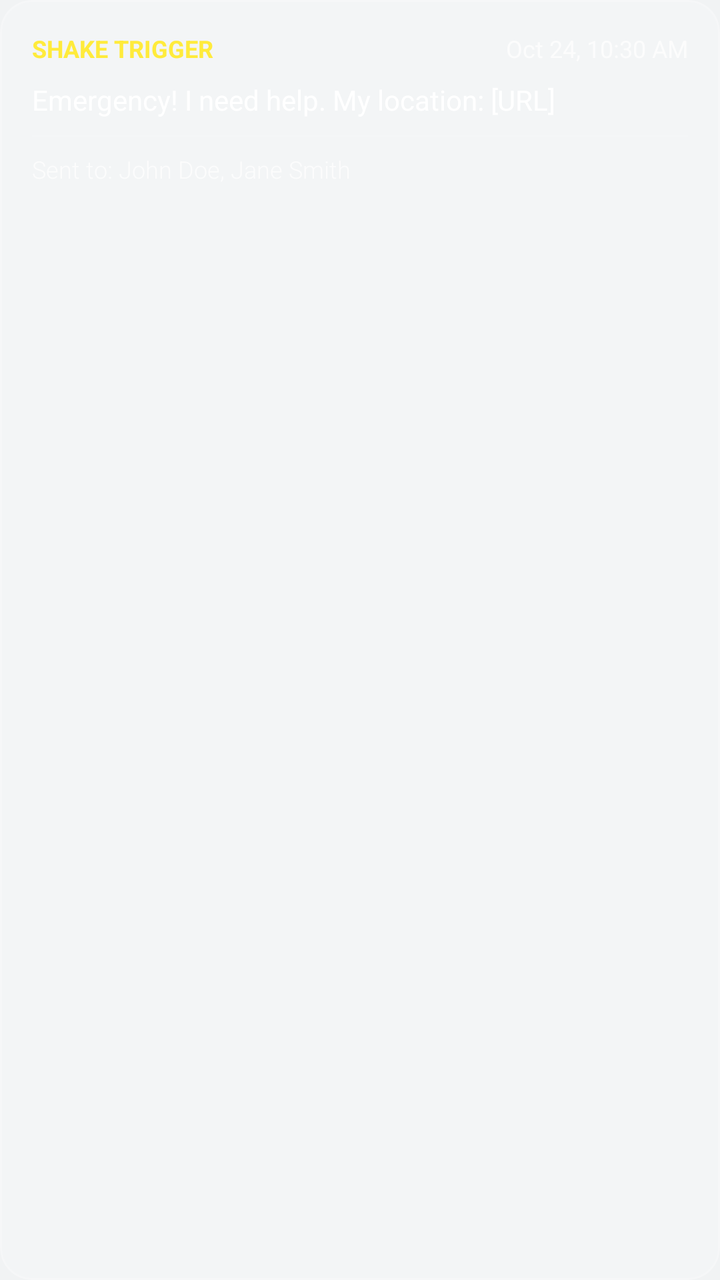
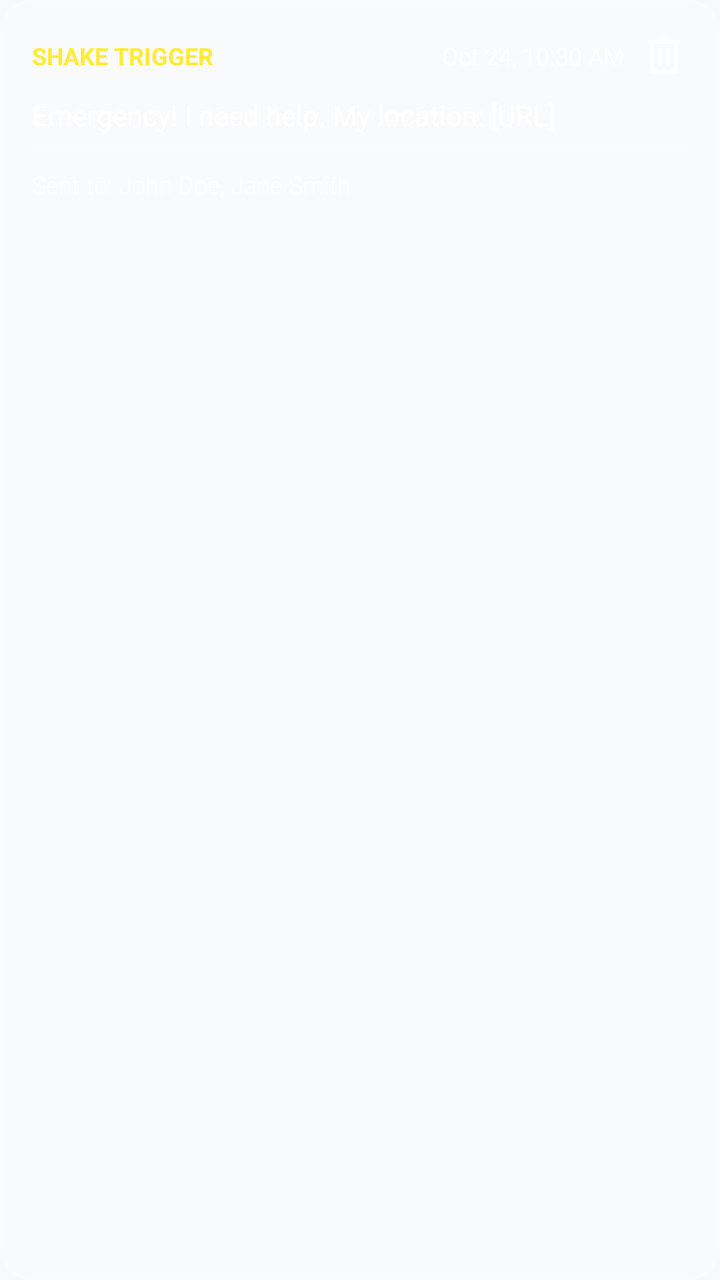

Two renders of the same Android screen: before a commit and after it. Below are the layout's source before the change and the commit's diff.
<!-- AndroidManifest.xml: application theme Theme.BeaconSOS -->
<!-- res/layout/item_sos_history.xml -->
<?xml version="1.0" encoding="utf-8"?>
<com.google.android.material.card.MaterialCardView xmlns:android="http://schemas.android.com/apk/res/android"
    xmlns:app="http://schemas.android.com/apk/res-auto"
    android:layout_width="match_parent"
    android:layout_height="wrap_content"
    android:layout_marginBottom="12dp"
    app:cardCornerRadius="16dp"
    app:cardElevation="0dp"
    app:cardBackgroundColor="#26FFFFFF"
    app:strokeColor="#33FFFFFF"
    app:strokeWidth="1dp">

    <LinearLayout
        android:layout_width="match_parent"
        android:layout_height="wrap_content"
        android:orientation="vertical"
        android:padding="16dp">

        <RelativeLayout
            android:layout_width="match_parent"
            android:layout_height="wrap_content"
            android:layout_marginBottom="8dp">

            <TextView
                android:id="@+id/tvHistoryType"
                android:layout_width="wrap_content"
                android:layout_height="wrap_content"
                android:text="SHAKE TRIGGER"
                android:textColor="#FFEB3B"
                android:textSize="12sp"
                android:textStyle="bold" />

            <TextView
                android:id="@+id/tvHistoryTime"
                android:layout_width="wrap_content"
                android:layout_height="wrap_content"
                android:layout_alignParentEnd="true"
                android:text="Oct 24, 10:30 AM"
                android:textColor="#B3FFFFFF"
                android:textSize="12sp" />
        </RelativeLayout>

        <TextView
            android:id="@+id/tvHistoryMessage"
            android:layout_width="match_parent"
            android:layout_height="wrap_content"
            android:text="Emergency! I need help. My location: [URL]"
            android:textColor="@color/white"
            android:textSize="14sp"
            android:layout_marginBottom="8dp" />

        <View
            android:layout_width="match_parent"
            android:layout_height="1dp"
            android:background="#1AFFFFFF"
            android:layout_marginBottom="8dp" />

        <TextView
            android:id="@+id/tvHistoryContacts"
            android:layout_width="match_parent"
            android:layout_height="wrap_content"
            android:text="Sent to: John Doe, Jane Smith"
            android:textColor="#B3FFFFFF"
            android:textSize="12sp"
            android:fontFamily="sans-serif-light" />

    </LinearLayout>
</com.google.android.material.card.MaterialCardView>
<!-- resources referenced by this layout -->
<resources>
  <color name="white">#FFFFFF</color>
  <style name="Theme.BeaconSOS" parent="Theme.MaterialComponents.Light.NoActionBar">
          
          <item name="colorPrimary">@color/primary_blue</item>
          <item name="colorPrimaryVariant">@color/primary_dark_blue</item>
          <item name="colorOnPrimary">@color/white</item>
  
          
          <item name="colorSecondary">@color/accent_blue</item>
          <item name="colorOnSecondary">@color/white</item>
  
          
          <item name="android:statusBarColor">?attr/colorPrimaryVariant</item>
  
          
          <item name="android:windowBackground">@color/background_color</item>
          <item name="colorSurface">@color/surface_color</item>
          <item name="colorOnSurface">@color/text_primary</item>
  
          
          <item name="android:textColorPrimary">@color/text_primary</item>
          <item name="android:textColorSecondary">@color/text_secondary</item>
          <item name="android:textColorHint">@color/text_hint</item>
  
          
          <item name="dividerHorizontal">@color/divider_color</item>
  
          
          <item name="windowActionBar">false</item>
          <item name="windowNoTitle">true</item>
  
          
          <item name="android:popupMenuStyle">@style/GlassyPopupMenu</item>
          <item name="popupMenuStyle">@style/GlassyPopupMenu</item>
      </style>
  <color name="primary_blue">#1A73E8</color>
  <color name="primary_dark_blue">#0D47A1</color>
  <color name="accent_blue">#4285F4</color>
  <color name="background_color">#F1F3F4</color>
  <color name="surface_color">#FFFFFF</color>
  <color name="text_primary">#202124</color>
  <color name="text_secondary">#5F6368</color>
  <color name="text_hint">#70757A</color>
  <color name="divider_color">#DADCE0</color>
  <style name="GlassyPopupMenu" parent="Widget.AppCompat.PopupMenu">
          <item name="android:popupBackground">@drawable/glassy_menu_bg</item>
      </style>
  <!-- drawable glassy_menu_bg (drawable) -->
  <?xml version="1.0" encoding="utf-8"?>
  <shape xmlns:android="http://schemas.android.com/apk/res/android">
      <solid android:color="#CCFFFFFF" /> 
      <corners android:radius="16dp" />
      <stroke android:width="1dp" android:color="#40FFFFFF" />
  </shape>
</resources>

<!-- the commit's change to res/layout/item_sos_history.xml (unified diff, before → after) -->
@@ -28,16 +28,35 @@
                 android:text="SHAKE TRIGGER"
                 android:textColor="#FFEB3B"
                 android:textSize="12sp"
-                android:textStyle="bold" />
+                android:textStyle="bold"
+                android:layout_centerVertical="true" />
 
-            <TextView
-                android:id="@+id/tvHistoryTime"
+            <LinearLayout
                 android:layout_width="wrap_content"
                 android:layout_height="wrap_content"
+                android:orientation="horizontal"
                 android:layout_alignParentEnd="true"
-                android:text="Oct 24, 10:30 AM"
-                android:textColor="#B3FFFFFF"
-                android:textSize="12sp" />
+                android:gravity="center_vertical">
+
+                <TextView
+                    android:id="@+id/tvHistoryTime"
+                    android:layout_width="wrap_content"
+                    android:layout_height="wrap_content"
+                    android:text="Oct 24, 10:30 AM"
+                    android:textColor="#B3FFFFFF"
+                    android:textSize="12sp"
+                    android:layout_marginEnd="8dp" />
+
+                <ImageButton
+                    android:id="@+id/btnDeleteHistory"
+                    android:layout_width="24dp"
+                    android:layout_height="24dp"
+                    android:src="@drawable/ic_delete"
+                    android:background="?attr/selectableItemBackgroundBorderless"
+                    app:tint="#B3FFFFFF"
+                    android:padding="4dp"
+                    android:contentDescription="Delete" />
+            </LinearLayout>
         </RelativeLayout>
 
         <TextView
@@ -47,6 +66,9 @@
             android:text="Emergency! I need help. My location: [URL]"
             android:textColor="@color/white"
             android:textSize="14sp"
+            android:autoLink="web"
+            android:linksClickable="true"
+            android:textColorLink="#2196F3"
             android:layout_marginBottom="8dp" />
 
         <View
<!-- resource entries referenced after the edit -->
@@ -1,49 +1,82 @@
 <!-- resources referenced by this layout -->
 <resources>
   <color name="white">#FFFFFF</color>
-  <style name="Theme.BeaconSOS" parent="Theme.MaterialComponents.Light.NoActionBar">
+  <!-- drawable ic_delete (drawable) -->
+  <vector xmlns:android="http://schemas.android.com/apk/res/android"
+      android:width="24dp"
+      android:height="24dp"
+      android:viewportWidth="960"
+      android:viewportHeight="960">
+      <group android:translateY="960">
+          <path
+              android:fillColor="@android:color/white"
+              android:pathData="M280,-120q-33,0 -56.5,-23.5T200,-200v-520h-40v-80h200v-40h240v40h200v80h-40v520q0,33 -23.5,56.5T680,-120H280Zm400,-600H280v520h400v-520ZM360,-280h80v-360h-80v360Zm160,0h80v-360h-80v360ZM280,-720v520-520Z"/>
+      </group>
+  </vector>
+  <style name="Theme.BeaconSOS" parent="Theme.Material3.DayNight.NoActionBar">
           
-          <item name="colorPrimary">@color/primary_blue</item>
-          <item name="colorPrimaryVariant">@color/primary_dark_blue</item>
-          <item name="colorOnPrimary">@color/white</item>
+          <item name="colorPrimary">@color/color_primary</item>
+          <item name="colorOnPrimary">@color/color_on_primary</item>
+          <item name="colorPrimaryContainer">@color/sky_blue</item>
+          <item name="colorOnPrimaryContainer">@color/color_primary_variant</item>
   
           
-          <item name="colorSecondary">@color/accent_blue</item>
+          <item name="colorSecondary">@color/color_secondary</item>
           <item name="colorOnSecondary">@color/white</item>
   
           
-          <item name="android:statusBarColor">?attr/colorPrimaryVariant</item>
+          <item name="android:statusBarColor">@color/color_primary_variant</item>
   
           
-          <item name="android:windowBackground">@color/background_color</item>
-          <item name="colorSurface">@color/surface_color</item>
-          <item name="colorOnSurface">@color/text_primary</item>
+          <item name="android:windowBackground">@color/color_background</item>
+          <item name="colorSurface">@color/color_surface</item>
+          <item name="colorOnSurface">@color/color_on_surface</item>
+          <item name="colorSurfaceVariant">@color/color_surface_variant</item>
+          <item name="colorOnSurfaceVariant">@color/color_on_surface_variant</item>
+          <item name="colorError">@color/color_error</item>
   
           
-          <item name="android:textColorPrimary">@color/text_primary</item>
-          <item name="android:textColorSecondary">@color/text_secondary</item>
+          <item name="android:textColorPrimary">@color/color_on_surface</item>
+          <item name="android:textColorSecondary">@color/color_on_surface_variant</item>
           <item name="android:textColorHint">@color/text_hint</item>
   
           
-          <item name="dividerHorizontal">@color/divider_color</item>
+          <item name="dividerHorizontal">@color/color_outline</item>
+          <item name="windowActionBar">false</item>
+          <item name="windowNoTitle">true</item>
   
           
-          <item name="windowActionBar">false</item>
-          <item name="windowNoTitle">true</item>
+          <item name="navigationIconTint">@color/white</item>
+          <item name="colorControlNormal">@color/white</item>
+          <item name="android:homeAsUpIndicator">@drawable/ic_back_white</item>
   
           
           <item name="android:popupMenuStyle">@style/GlassyPopupMenu</item>
           <item name="popupMenuStyle">@style/GlassyPopupMenu</item>
       </style>
-  <color name="primary_blue">#1A73E8</color>
-  <color name="primary_dark_blue">#0D47A1</color>
-  <color name="accent_blue">#4285F4</color>
-  <color name="background_color">#F1F3F4</color>
-  <color name="surface_color">#FFFFFF</color>
-  <color name="text_primary">#202124</color>
-  <color name="text_secondary">#5F6368</color>
+  <color name="color_primary">#1A73E8</color>
+  <color name="color_on_primary">#FFFFFF</color>
+  <color name="sky_blue">#E3F2FD</color>
+  <color name="color_primary_variant">#0D47A1</color>
+  <color name="color_secondary">#4285F4</color>
+  <color name="color_background">#F8F9FA</color>
+  <color name="color_surface">#FFFFFF</color>
+  <color name="color_on_surface">#202124</color>
+  <color name="color_surface_variant">#F1F3F4</color>
+  <color name="color_on_surface_variant">#5F6368</color>
+  <color name="color_error">#D93025</color>
   <color name="text_hint">#70757A</color>
-  <color name="divider_color">#DADCE0</color>
+  <color name="color_outline">#DADCE0</color>
+  <!-- drawable ic_back_white (drawable) -->
+  <vector xmlns:android="http://schemas.android.com/apk/res/android"
+      android:width="24dp"
+      android:height="24dp"
+      android:viewportWidth="24"
+      android:viewportHeight="24">
+    <path
+        android:fillColor="@android:color/white"
+        android:pathData="M20,11H7.83l5.59,-5.59L12,4l-8,8 8,8 1.41,-1.41L7.83,13H20v-2z"/>
+  </vector>
   <style name="GlassyPopupMenu" parent="Widget.AppCompat.PopupMenu">
           <item name="android:popupBackground">@drawable/glassy_menu_bg</item>
       </style>
